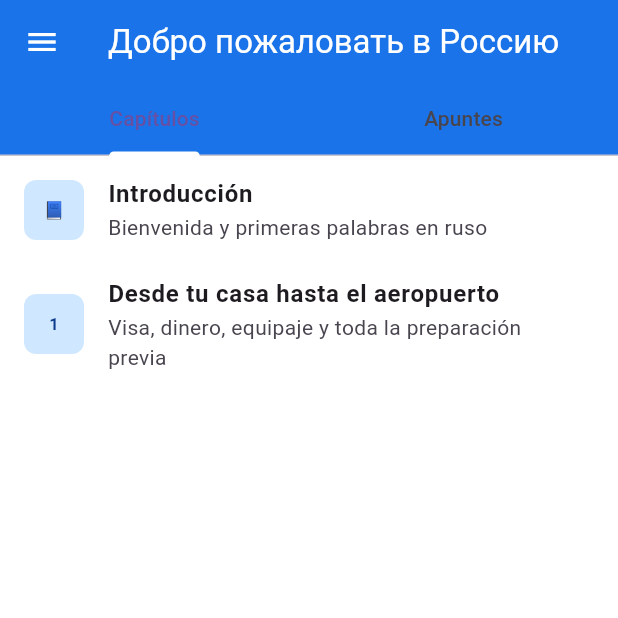
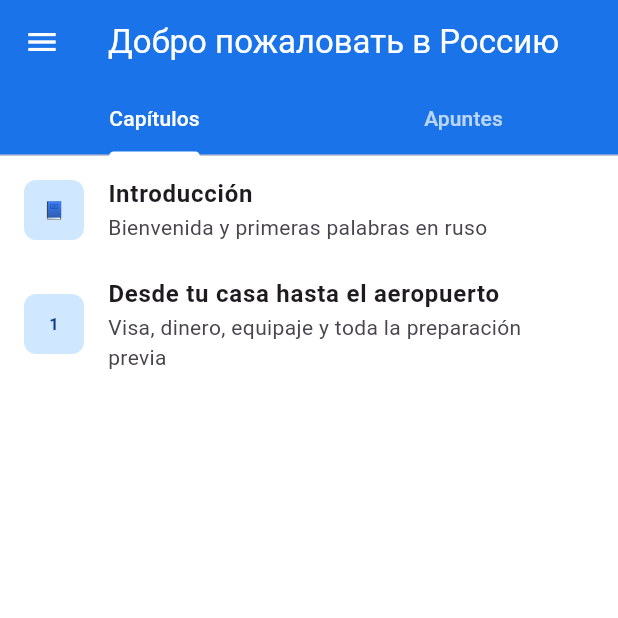
Before and after one commit to bricode247/russia_guide, a Flutter app: the screen it shows after launch, on a phone screen of 412 x 824 dp, the top half of it. Run offline on Flutter 3.47's test engine with Material 3 defaults, Android fonts, the phone set to English and light mode, and no system bars; missing offline and left inert: flutter_pdfview.

Commit message:
Change for test

```diff
--- a/lib/screens/home/home_screen.dart
+++ b/lib/screens/home/home_screen.dart
@@ -56,6 +56,8 @@ class _HomeScreenState extends State<HomeScreen> with SingleTickerProviderStateM
         bottom: TabBar(
           controller: _tabController,
           indicatorColor: Colors.white,
+          labelColor: Colors.white,
+          unselectedLabelColor: Colors.white70,
           tabs: const [
             Tab(text: 'Capítulos'),
             Tab(text: 'Apuntes'),
```
